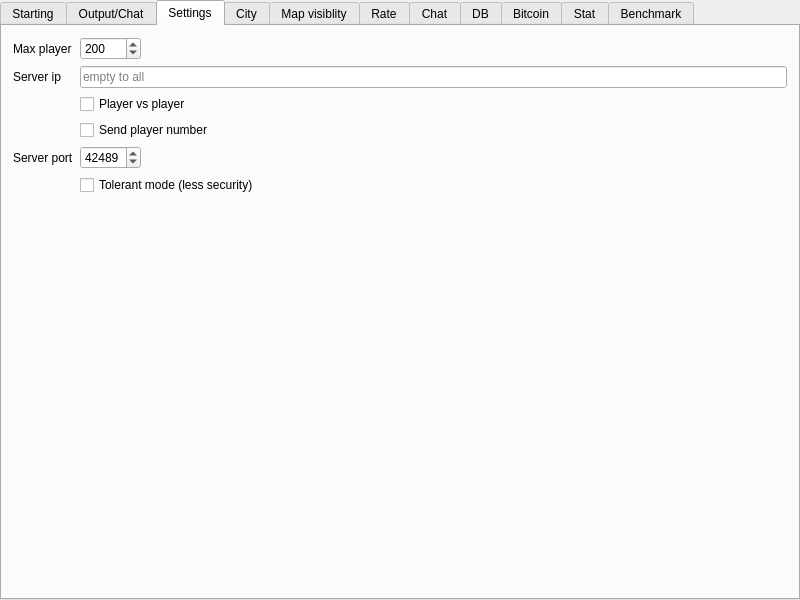
alphaonex86/CatchChallenger, file server/MainWindow.ui: the form before one commit.
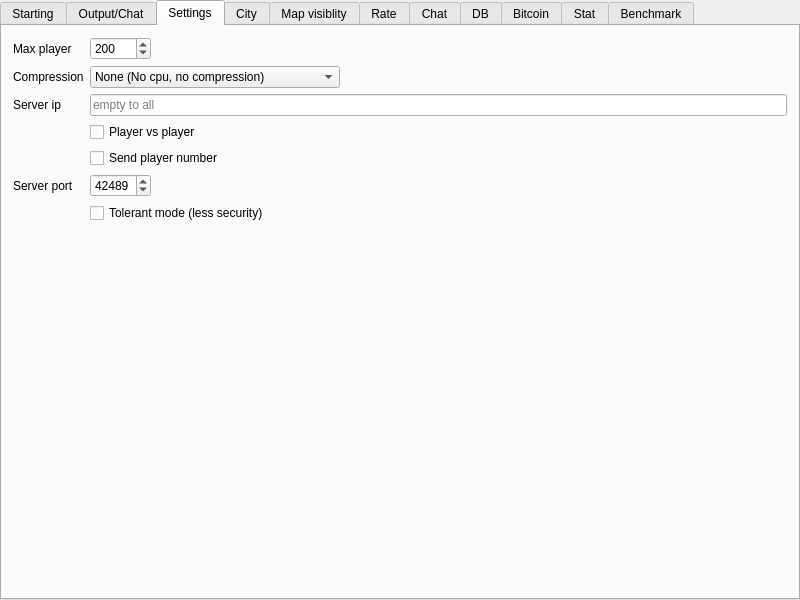
The form after the commit. The open tabs and pages were chosen to show the change. Icons and pictures are not drawn.

Commit message: [Add] Zlib compression

```diff
--- a/server/MainWindow.ui
+++ b/server/MainWindow.ui
@@ -198,35 +198,35 @@
           </property>
          </widget>
         </item>
-        <item row="1" column="0">
+        <item row="2" column="0">
          <widget class="QLabel" name="label_5">
           <property name="text">
            <string>Server ip</string>
           </property>
          </widget>
         </item>
-        <item row="1" column="1">
+        <item row="2" column="1">
          <widget class="QLineEdit" name="server_ip">
           <property name="placeholderText">
            <string>empty to all</string>
           </property>
          </widget>
         </item>
-        <item row="2" column="1">
+        <item row="3" column="1">
          <widget class="QCheckBox" name="pvp">
           <property name="text">
            <string>Player vs player</string>
           </property>
          </widget>
         </item>
-        <item row="4" column="0">
+        <item row="5" column="0">
          <widget class="QLabel" name="label_7">
           <property name="text">
            <string>Server port</string>
           </property>
          </widget>
         </item>
-        <item row="4" column="1">
+        <item row="5" column="1">
          <widget class="QSpinBox" name="server_port">
           <property name="minimum">
            <number>1</number>
@@ -239,20 +239,52 @@
           </property>
          </widget>
         </item>
-        <item row="3" column="1">
+        <item row="4" column="1">
          <widget class="QCheckBox" name="sendPlayerNumber">
           <property name="text">
            <string>Send player number</string>
           </property>
          </widget>
         </item>
-        <item row="5" column="1">
+        <item row="6" column="1">
          <widget class="QCheckBox" name="tolerantMode">
           <property name="text">
            <string>Tolerant mode (less security)</string>
           </property>
          </widget>
         </item>
+        <item row="1" column="0">
+         <widget class="QLabel" name="label_27">
+          <property name="text">
+           <string>Compression</string>
+          </property>
+         </widget>
+        </item>
+        <item row="1" column="1">
+         <widget class="QComboBox" name="compression">
+          <property name="minimumSize">
+           <size>
+            <width>250</width>
+            <height>0</height>
+           </size>
+          </property>
+          <item>
+           <property name="text">
+            <string>None (No cpu, no compression)</string>
+           </property>
+          </item>
+          <item>
+           <property name="text">
+            <string>Zlib (Few cpu, few compression)</string>
+           </property>
+          </item>
+          <item>
+           <property name="text">
+            <string>Xz (Lot of cpu, lot of compression)</string>
+           </property>
+          </item>
+         </widget>
+        </item>
        </layout>
       </widget>
       <widget class="QWidget" name="city">
```
Left out of the diff: 2 changed lines with no effect on the pictures. The commit also changes 16 other files.
